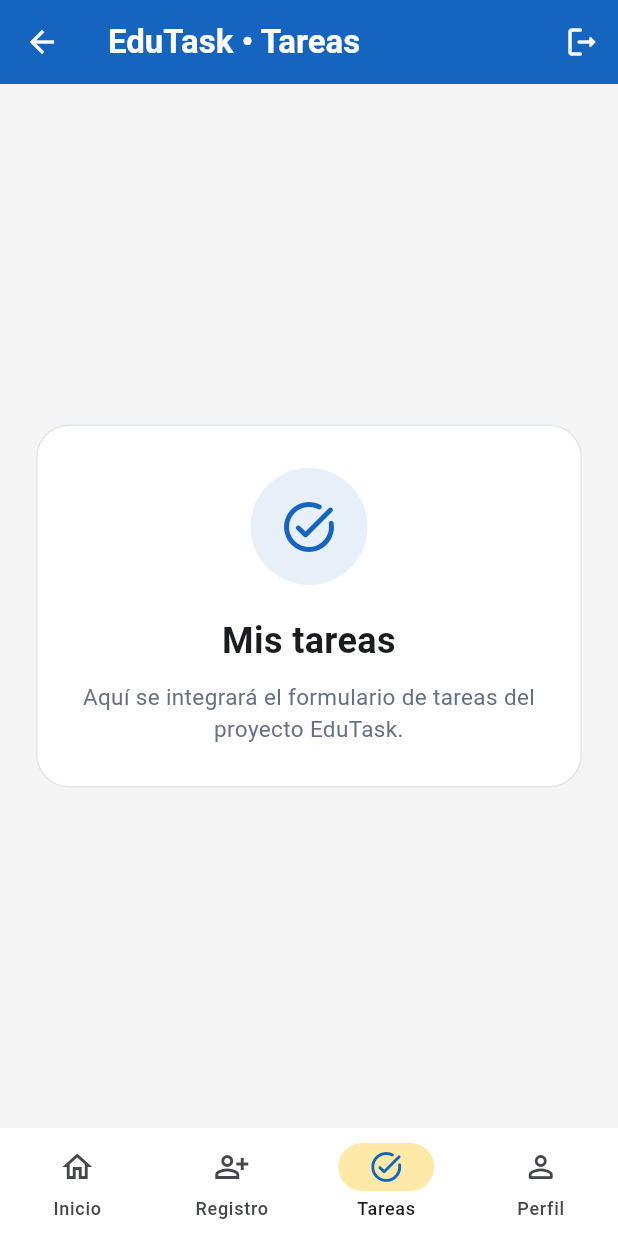
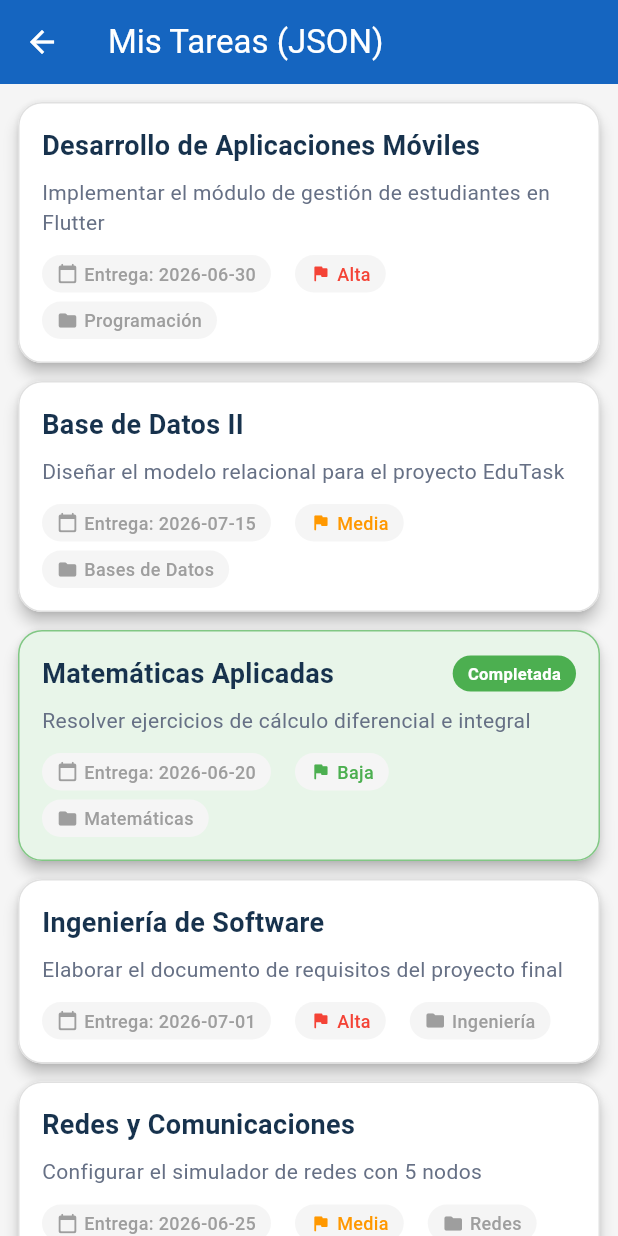
Before and after one commit to CastilloJoshuaEE/grupo1, a Flutter app: the MyHomePageVentanaPrincipal screen opened by its route, after a tap on "Mis tareas", on a phone screen of 412 x 824 dp. Run offline on Flutter 3.47's test engine with Material 3 defaults, Android fonts, the light colour scheme and no system bars.

Commit message:
feat: Implementé la lectura de datos JSON y visualización en tarjetas Card de EduTask visibles al iniciar sesión y usar el comando flutter pub get en la terminal, en la raíz del proyecto

```diff
--- /dev/null
+++ b/assets/data/tareas.json
@@ -0,0 +1,42 @@
+[
+  {
+    "titulo": "Desarrollo de Aplicaciones Móviles",
+    "descripcion": "Implementar el módulo de gestión de estudiantes en Flutter",
+    "fechaEntrega": "2026-06-30",
+    "prioridad": "Alta",
+    "categoria": "Programación",
+    "completada": false
+  },
+  {
+    "titulo": "Base de Datos II",
+    "descripcion": "Diseñar el modelo relacional para el proyecto EduTask",
+    "fechaEntrega": "2026-07-15",
+    "prioridad": "Media",
+    "categoria": "Bases de Datos",
+    "completada": false
+  },
+  {
+    "titulo": "Matemáticas Aplicadas",
+    "descripcion": "Resolver ejercicios de cálculo diferencial e integral",
+    "fechaEntrega": "2026-06-20",
+    "prioridad": "Baja",
+    "categoria": "Matemáticas",
+    "completada": true
+  },
+  {
+    "titulo": "Ingeniería de Software",
+    "descripcion": "Elaborar el documento de requisitos del proyecto final",
+    "fechaEntrega": "2026-07-01",
+    "prioridad": "Alta",
+    "categoria": "Ingeniería",
+    "completada": false
+  },
+  {
+    "titulo": "Redes y Comunicaciones",
+    "descripcion": "Configurar el simulador de redes con 5 nodos",
+    "fechaEntrega": "2026-06-25",
+    "prioridad": "Media",
+    "categoria": "Redes",
+    "completada": false
+  }
+]
--- a/lib/main.dart
+++ b/lib/main.dart
@@ -2,6 +2,7 @@
 import 'package:fifa/views/ventanaLogin.dart';
 import 'package:fifa/views/ventanaPrincipal.dart';
 import 'package:fifa/views/ventanaRegistro.dart';
+import 'package:fifa/views/ventanaTareasJSON.dart';
 
 void main() {
   runApp(const MyApp());
@@ -48,6 +49,7 @@
         '/': (context) => const MyHomePageVentanaLogin(title: 'EduTask'),
         'principal': (context) => const MyHomePageVentanaPrincipal(),
         'registro': (context) => const MyHomePageVentanaRegistro(),
+        'json_tareas': (context) => const VentanaTareasJSON(),
       },
     );
   }
--- /dev/null
+++ b/lib/models/tarea_json.dart
@@ -0,0 +1,28 @@
+class TareaJson {
+  final String titulo;
+  final String descripcion;
+  final String fechaEntrega;
+  final String prioridad;
+  final String categoria;
+  final bool completada;
+
+  TareaJson({
+    required this.titulo,
+    required this.descripcion,
+    required this.fechaEntrega,
+    required this.prioridad,
+    required this.categoria,
+    required this.completada,
+  });
+
+  factory TareaJson.fromJson(Map<String, dynamic> json) {
+    return TareaJson(
+      titulo: json['titulo'] ?? '',
+      descripcion: json['descripcion'] ?? '',
+      fechaEntrega: json['fechaEntrega'] ?? '',
+      prioridad: json['prioridad'] ?? '',
+      categoria: json['categoria'] ?? '',
+      completada: json['completada'] ?? false,
+    );
+  }
+}
--- a/lib/views/ventanaPrincipal.dart
+++ b/lib/views/ventanaPrincipal.dart
@@ -195,9 +195,11 @@
             _AccesoCard(
               icono: Icons.task_alt_rounded,
               titulo: 'Mis tareas',
-              descripcion: 'Próximo formulario del proyecto EduTask.',
+              descripcion: 'Visualiza tus tareas desde un archivo JSON.',
               color: const Color(0xFF1565C0),
-              onTap: onAbrirTareas,
+              onTap: () {
+                Navigator.pushNamed(context, 'json_tareas');  // ← NUEVA NAVEGACIÓN
+              },
             ),
             const SizedBox(height: 12),
             _AccesoCard(
--- /dev/null
+++ b/lib/views/ventanaTareasJSON.dart
@@ -0,0 +1,231 @@
+import 'dart:convert';
+import 'package:flutter/material.dart';
+import 'package:flutter/services.dart';
+import '../models/tarea_json.dart';
+
+class VentanaTareasJSON extends StatefulWidget {
+  const VentanaTareasJSON({super.key});
+
+  @override
+  State<VentanaTareasJSON> createState() => _VentanaTareasJSONState();
+}
+
+class _VentanaTareasJSONState extends State<VentanaTareasJSON> {
+  List<TareaJson> _tareas = [];
+  bool _cargando = true;
+  String? _error;
+
+  @override
+  void initState() {
+    super.initState();
+    _cargarTareasDesdeJSON();
+  }
+
+  Future<void> _cargarTareasDesdeJSON() async {
+    try {
+      // 1. Cargar el archivo JSON desde assets
+      final String jsonString = await rootBundle.loadString(
+        'assets/data/tareas.json',
+      );
+
+      // 2. Decodificar el JSON (array de objetos)
+      final List<dynamic> jsonData = jsonDecode(jsonString);
+
+      // 3. Convertir cada elemento a TareaJson
+      setState(() {
+        _tareas = jsonData.map((item) => TareaJson.fromJson(item)).toList();
+        _cargando = false;
+      });
+    } catch (e) {
+      setState(() {
+        _error = 'Error al cargar los datos: $e';
+        _cargando = false;
+      });
+    }
+  }
+
+  @override
+  Widget build(BuildContext context) {
+    return Scaffold(
+      appBar: AppBar(
+        title: const Text('Mis Tareas (JSON)'),
+        backgroundColor: const Color(0xFF1565C0),
+        foregroundColor: Colors.white,
+      ),
+      body: _cargando
+          ? const Center(child: CircularProgressIndicator())
+          : _error != null
+              ? Center(
+                  child: Column(
+                    mainAxisAlignment: MainAxisAlignment.center,
+                    children: [
+                      Icon(Icons.error_outline, size: 64, color: Colors.red),
+                      const SizedBox(height: 16),
+                      Text(
+                        _error!,
+                        textAlign: TextAlign.center,
+                        style: const TextStyle(color: Colors.red),
+                      ),
+                      const SizedBox(height: 16),
+                      ElevatedButton(
+                        onPressed: _cargarTareasDesdeJSON,
+                        child: const Text('Reintentar'),
+                      ),
+                    ],
+                  ),
+                )
+              : _tareas.isEmpty
+                  ? const Center(
+                      child: Text('No hay tareas disponibles'),
+                    )
+                  : _buildListaTareas(),
+    );
+  }
+
+  Widget _buildListaTareas() {
+    return ListView.builder(
+      padding: const EdgeInsets.all(12),
+      itemCount: _tareas.length,
+      itemBuilder: (context, index) {
+        final tarea = _tareas[index];
+        return _buildTareaCard(tarea);
+      },
+    );
+  }
+
+  Widget _buildTareaCard(TareaJson tarea) {
+    // Color según prioridad
+    Color colorPrioridad;
+    switch (tarea.prioridad.toLowerCase()) {
+      case 'alta':
+        colorPrioridad = Colors.red;
+        break;
+      case 'media':
+        colorPrioridad = Colors.orange;
+        break;
+      case 'baja':
+        colorPrioridad = Colors.green;
+        break;
+      default:
+        colorPrioridad = Colors.grey;
+    }
+
+    // Color según estado de completada
+    Color colorFondo = tarea.completada ? Colors.green.shade50 : Colors.white;
+
+    return Card(
+      margin: const EdgeInsets.only(bottom: 12),
+      elevation: 4,
+      shape: RoundedRectangleBorder(
+        borderRadius: BorderRadius.circular(16),
+        side: BorderSide(
+          color: tarea.completada ? Colors.green.shade300 : Colors.grey.shade300,
+          width: 1,
+        ),
+      ),
+      color: colorFondo,
+      child: Padding(
+        padding: const EdgeInsets.all(16),
+        child: Column(
+          crossAxisAlignment: CrossAxisAlignment.start,
+          children: [
+            // Título en negrita alineado a la izquierda
+            Row(
+              children: [
+                Expanded(
+                  child: Text(
+                    tarea.titulo,
+                    style: const TextStyle(
+                      fontSize: 18,
+                      fontWeight: FontWeight.bold,
+                      color: Color(0xFF17324D),
+                    ),
+                  ),
+                ),
+                // Indicador de completada
+                if (tarea.completada)
+                  Container(
+                    padding: const EdgeInsets.symmetric(
+                      horizontal: 10,
+                      vertical: 4,
+                    ),
+                    decoration: BoxDecoration(
+                      color: Colors.green,
+                      borderRadius: BorderRadius.circular(12),
+                    ),
+                    child: const Text(
+                      'Completada',
+                      style: TextStyle(
+                        color: Colors.white,
+                        fontSize: 11,
+                        fontWeight: FontWeight.bold,
+                      ),
+                    ),
+                  ),
+              ],
+            ),
+            const SizedBox(height: 8),
+            // Descripción
+            Text(
+              tarea.descripcion,
+              style: const TextStyle(
+                fontSize: 14,
+                color: Color(0xFF667085),
+              ),
+            ),
+            const SizedBox(height: 12),
+            // Fila de información: fecha, prioridad, categoría
+            Wrap(
+              spacing: 16,
+              runSpacing: 6,
+              children: [
+                _buildInfoChip(
+                  icon: Icons.calendar_today_rounded,
+                  label: 'Entrega: ${tarea.fechaEntrega}',
+                ),
+                _buildInfoChip(
+                  icon: Icons.flag_rounded,
+                  label: tarea.prioridad,
+                  colorTexto: colorPrioridad,
+                ),
+                _buildInfoChip(
+                  icon: Icons.folder_rounded,
+                  label: tarea.categoria,
+                ),
+              ],
+            ),
+          ],
+        ),
+      ),
+    );
+  }
+
+  Widget _buildInfoChip({
+    required IconData icon,
+    required String label,
+    Color colorTexto = Colors.grey,
+  }) {
+    return Container(
+      padding: const EdgeInsets.symmetric(horizontal: 10, vertical: 4),
+      decoration: BoxDecoration(
+        color: Colors.grey.shade100,
+        borderRadius: BorderRadius.circular(20),
+      ),
+      child: Row(
+        mainAxisSize: MainAxisSize.min,
+        children: [
+          Icon(icon, size: 14, color: colorTexto),
+          const SizedBox(width: 4),
+          Text(
+            label,
+            style: TextStyle(
+              fontSize: 12,
+              color: colorTexto,
+              fontWeight: FontWeight.w500,
+            ),
+          ),
+        ],
+      ),
+    );
+  }
+}
--- a/pubspec.yaml
+++ b/pubspec.yaml
@@ -58,7 +58,9 @@
   uses-material-design: true
 
   # To add assets to your application, add an assets section, like this:
-  # assets:
+  assets:
+    - assets/data/tareas.json
+
   #   - images/a_dot_burr.jpeg
   #   - images/a_dot_ham.jpeg
 
```
